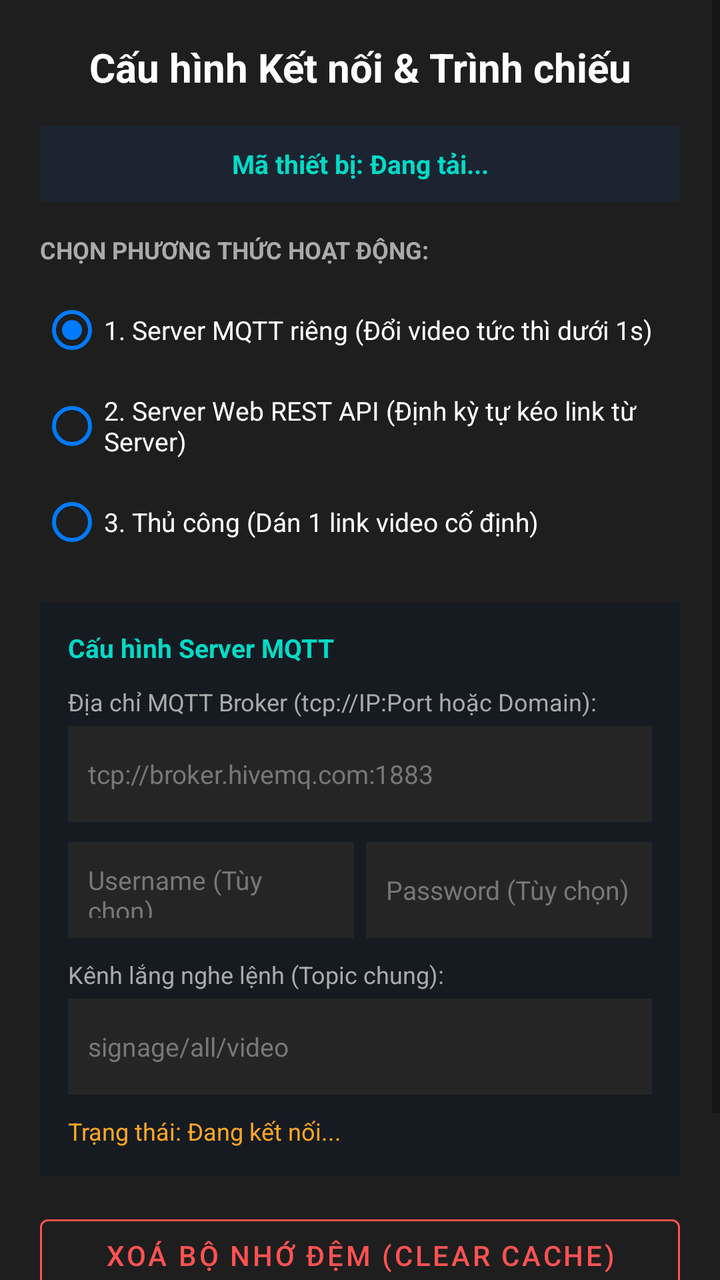
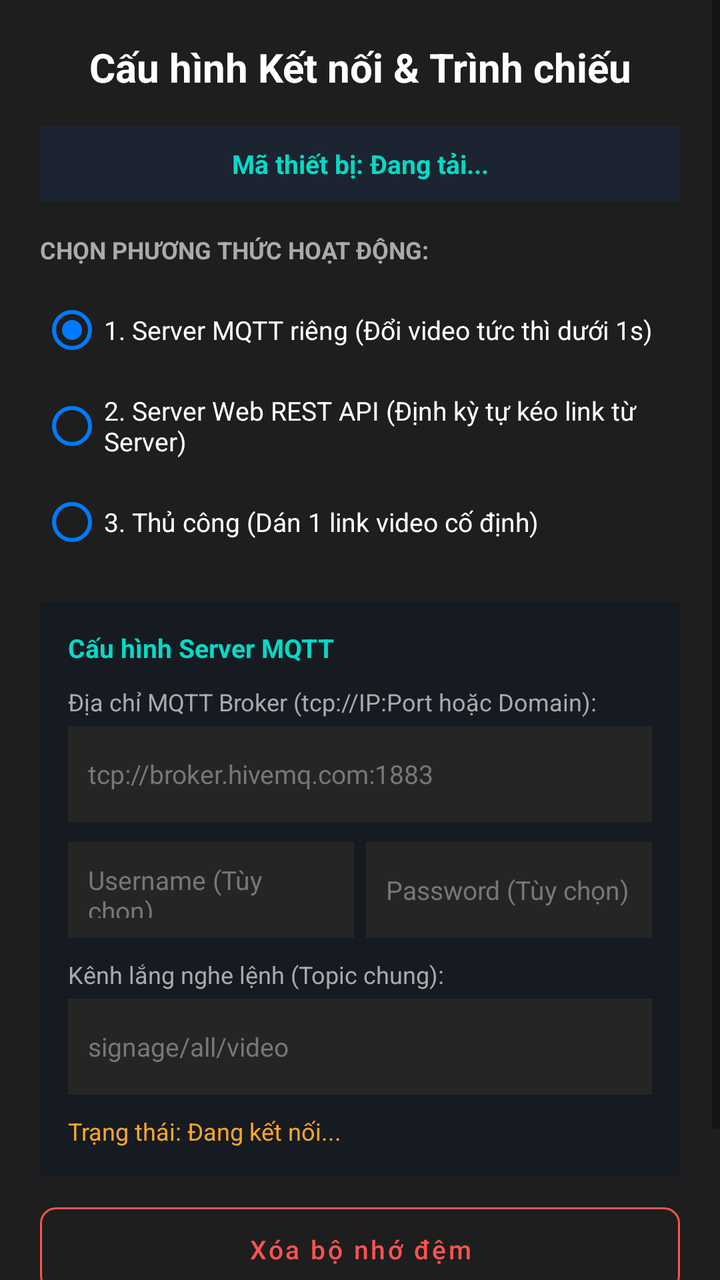

Two renders of the same Android screen: before a commit and after it. Below are the layout's source before the change and the commit's diff.
<!-- AndroidManifest.xml: application theme Theme.SmartSignagePlayer -->
<!-- res/layout/dialog_settings.xml -->
<?xml version="1.0" encoding="utf-8"?>
<ScrollView xmlns:android="http://schemas.android.com/apk/res/android"
    xmlns:app="http://schemas.android.com/apk/res-auto"
    android:layout_width="match_parent"
    android:layout_height="wrap_content"
    android:background="@color/dark_card">

    <LinearLayout
        android:layout_width="match_parent"
        android:layout_height="wrap_content"
        android:orientation="vertical"
        android:padding="20dp">

        <TextView
            android:layout_width="match_parent"
            android:layout_height="wrap_content"
            android:text="Cấu hình Kết nối &amp; Trình chiếu"
            android:textColor="@color/white"
            android:textSize="20sp"
            android:textStyle="bold"
            android:gravity="center"
            android:layout_marginBottom="16dp" />

        
        <TextView
            android:id="@+id/tvDeviceIdHeader"
            android:layout_width="match_parent"
            android:layout_height="wrap_content"
            android:background="#1B2430"
            android:padding="10dp"
            android:text="Mã thiết bị: Đang tải..."
            android:textColor="@color/accent_teal"
            android:textSize="13sp"
            android:textStyle="bold"
            android:gravity="center"
            android:layout_marginBottom="16dp" />

        
        <TextView
            android:layout_width="wrap_content"
            android:layout_height="wrap_content"
            android:text="CHỌN PHƯƠNG THỨC HOẠT ĐỘNG:"
            android:textColor="@color/text_secondary"
            android:textSize="12sp"
            android:textStyle="bold"
            android:layout_marginBottom="8dp" />

        <RadioGroup
            android:id="@+id/rgSyncMode"
            android:layout_width="match_parent"
            android:layout_height="wrap_content"
            android:layout_marginBottom="16dp">

            <RadioButton
                android:id="@+id/rbModeMqtt"
                android:layout_width="match_parent"
                android:layout_height="wrap_content"
                android:text="1. Server MQTT riêng (Đổi video tức thì dưới 1s)"
                android:textColor="@color/white"
                android:textSize="13sp"
                android:buttonTint="@color/accent_blue"
                android:checked="true" />

            <RadioButton
                android:id="@+id/rbModeHttp"
                android:layout_width="match_parent"
                android:layout_height="wrap_content"
                android:text="2. Server Web REST API (Định kỳ tự kéo link từ Server)"
                android:textColor="@color/white"
                android:textSize="13sp"
                android:buttonTint="@color/accent_blue" />

            <RadioButton
                android:id="@+id/rbModeDirect"
                android:layout_width="match_parent"
                android:layout_height="wrap_content"
                android:text="3. Thủ công (Dán 1 link video cố định)"
                android:textColor="@color/white"
                android:textSize="13sp"
                android:buttonTint="@color/accent_blue" />
        </RadioGroup>

        
        
        
        <LinearLayout
            android:id="@+id/layoutMqttConfig"
            android:layout_width="match_parent"
            android:layout_height="wrap_content"
            android:orientation="vertical"
            android:background="#161B22"
            android:padding="14dp"
            android:layout_marginBottom="16dp">

            <TextView
                android:layout_width="wrap_content"
                android:layout_height="wrap_content"
                android:text="Cấu hình Server MQTT"
                android:textColor="@color/accent_teal"
                android:textSize="13sp"
                android:textStyle="bold"
                android:layout_marginBottom="10dp" />

            <TextView
                android:layout_width="wrap_content"
                android:layout_height="wrap_content"
                android:text="Địa chỉ MQTT Broker (tcp://IP:Port hoặc Domain):"
                android:textColor="@color/text_secondary"
                android:textSize="12sp"
                android:layout_marginBottom="4dp" />

            <EditText
                android:id="@+id/etMqttBroker"
                android:layout_width="match_parent"
                android:layout_height="48dp"
                android:background="#252525"
                android:padding="10dp"
                android:hint="tcp://broker.hivemq.com:1883"
                android:textColor="@color/white"
                android:textColorHint="#777777"
                android:textSize="13sp"
                android:inputType="textUri"
                android:layout_marginBottom="10dp" />

            <LinearLayout
                android:layout_width="match_parent"
                android:layout_height="wrap_content"
                android:orientation="horizontal"
                android:layout_marginBottom="10dp">

                <EditText
                    android:id="@+id/etMqttUser"
                    android:layout_width="0dp"
                    android:layout_height="48dp"
                    android:layout_weight="1"
                    android:layout_marginEnd="6dp"
                    android:background="#252525"
                    android:padding="10dp"
                    android:hint="Username (Tùy chọn)"
                    android:textColor="@color/white"
                    android:textColorHint="#777777"
                    android:textSize="13sp" />

                <EditText
                    android:id="@+id/etMqttPass"
                    android:layout_width="0dp"
                    android:layout_height="48dp"
                    android:layout_weight="1"
                    android:background="#252525"
                    android:padding="10dp"
                    android:hint="Password (Tùy chọn)"
                    android:textColor="@color/white"
                    android:textColorHint="#777777"
                    android:textSize="13sp"
                    android:inputType="textPassword" />
            </LinearLayout>

            <TextView
                android:layout_width="wrap_content"
                android:layout_height="wrap_content"
                android:text="Kênh lắng nghe lệnh (Topic chung):"
                android:textColor="@color/text_secondary"
                android:textSize="12sp"
                android:layout_marginBottom="4dp" />

            <EditText
                android:id="@+id/etMqttTopic"
                android:layout_width="match_parent"
                android:layout_height="48dp"
                android:background="#252525"
                android:padding="10dp"
                android:hint="signage/all/video"
                android:textColor="@color/white"
                android:textColorHint="#777777"
                android:textSize="13sp"
                android:layout_marginBottom="10dp" />

            <TextView
                android:id="@+id/tvMqttStatusText"
                android:layout_width="wrap_content"
                android:layout_height="wrap_content"
                android:text="Trạng thái: Đang kết nối..."
                android:textColor="#FFA726"
                android:textSize="12sp" />
        </LinearLayout>

        
        
        
        <LinearLayout
            android:id="@+id/layoutHttpConfig"
            android:layout_width="match_parent"
            android:layout_height="wrap_content"
            android:orientation="vertical"
            android:background="#161B22"
            android:padding="14dp"
            android:visibility="gone"
            android:layout_marginBottom="16dp">

            <TextView
                android:layout_width="wrap_content"
                android:layout_height="wrap_content"
                android:text="Cấu hình Server Web REST API"
                android:textColor="@color/accent_teal"
                android:textSize="13sp"
                android:textStyle="bold"
                android:layout_marginBottom="10dp" />

            <TextView
                android:layout_width="wrap_content"
                android:layout_height="wrap_content"
                android:text="Đường dẫn API (GET):"
                android:textColor="@color/text_secondary"
                android:textSize="12sp"
                android:layout_marginBottom="4dp" />

            <EditText
                android:id="@+id/etRestApiUrl"
                android:layout_width="match_parent"
                android:layout_height="48dp"
                android:background="#252525"
                android:padding="10dp"
                android:hint="https://api.example.com/device/video"
                android:textColor="@color/white"
                android:textColorHint="#777777"
                android:textSize="13sp"
                android:inputType="textUri"
                android:layout_marginBottom="10dp" />

            <LinearLayout
                android:layout_width="match_parent"
                android:layout_height="wrap_content"
                android:orientation="horizontal"
                android:gravity="center_vertical"
                android:layout_marginBottom="10dp">

                <TextView
                    android:layout_width="0dp"
                    android:layout_height="wrap_content"
                    android:layout_weight="1"
                    android:text="Chu kỳ tự hỏi Server (Phút):"
                    android:textColor="@color/text_secondary"
                    android:textSize="12sp" />

                <EditText
                    android:id="@+id/etApiInterval"
                    android:layout_width="80dp"
                    android:layout_height="44dp"
                    android:background="#252525"
                    android:padding="8dp"
                    android:text="30"
                    android:textAlignment="center"
                    android:textColor="@color/white"
                    android:textSize="13sp"
                    android:inputType="number" />
            </LinearLayout>

            <TextView
                android:id="@+id/tvRestApiStatusText"
                android:layout_width="wrap_content"
                android:layout_height="wrap_content"
                android:text="Trạng thái: Chưa kiểm tra"
                android:textColor="#FFA726"
                android:textSize="12sp" />
        </LinearLayout>

        
        
        
        <LinearLayout
            android:id="@+id/layoutDirectConfig"
            android:layout_width="match_parent"
            android:layout_height="wrap_content"
            android:orientation="vertical"
            android:background="#161B22"
            android:padding="14dp"
            android:visibility="gone"
            android:layout_marginBottom="16dp">

            <TextView
                android:layout_width="wrap_content"
                android:layout_height="wrap_content"
                android:text="Nhập link video trực tiếp (Google Drive / MP4):"
                android:textColor="@color/white"
                android:textSize="13sp"
                android:textStyle="bold"
                android:layout_marginBottom="8dp" />

            <EditText
                android:id="@+id/etDirectVideoUrl"
                android:layout_width="match_parent"
                android:layout_height="54dp"
                android:background="#252525"
                android:padding="12dp"
                android:hint="Dán link Google Drive hoặc file MP4..."
                android:textColor="@color/white"
                android:textColorHint="#777777"
                android:textSize="13sp"
                android:inputType="textUri" />
        </LinearLayout>

        
        <Button
            android:id="@+id/btnClearCache"
            style="@style/Widget.MaterialComponents.Button.OutlinedButton"
            android:layout_width="match_parent"
            android:layout_height="wrap_content"
            android:text="@string/btn_clear_cache"
            android:textColor="#FF5252"
            app:strokeColor="#FF5252"
            android:layout_marginBottom="16dp"
            android:focusable="true" />

        
        <LinearLayout
            android:layout_width="match_parent"
            android:layout_height="wrap_content"
            android:orientation="horizontal">

            <Button
                android:id="@+id/btnCloseDialog"
                style="@style/Widget.MaterialComponents.Button.TextButton"
                android:layout_width="0dp"
                android:layout_height="48dp"
                android:layout_weight="1"
                android:text="@string/btn_close"
                android:textColor="@color/text_secondary"
                android:focusable="true" />

            <Button
                android:id="@+id/btnSaveAndPlay"
                android:layout_width="0dp"
                android:layout_height="48dp"
                android:layout_weight="2"
                android:text="Lưu &amp; Áp Dụng Cấu Hình"
                android:backgroundTint="@color/accent_blue"
                android:textColor="@color/white"
                android:textStyle="bold"
                android:focusable="true" />
        </LinearLayout>

    </LinearLayout>
</ScrollView>
<!-- resources referenced by this layout -->
<resources>
  <color name="accent_blue">#FF007AFF</color>
  <color name="accent_teal">#FF03DAC6</color>
  <color name="dark_card">#FF1E1E1E</color>
  <color name="text_secondary">#FFAAAAAA</color>
  <color name="white">#FFFFFFFF</color>
  <string name="btn_clear_cache">Xoá bộ nhớ đệm (Clear Cache)</string>
  <string name="btn_close">Đóng</string>
  <style name="Theme.SmartSignagePlayer" parent="Theme.MaterialComponents.DayNight.NoActionBar">
          
          <item name="colorPrimary">@color/accent_blue</item>
          <item name="colorPrimaryVariant">@color/accent_blue_dark</item>
          <item name="colorOnPrimary">@color/white</item>
          
          <item name="colorSecondary">@color/accent_teal</item>
          <item name="colorOnSecondary">@color/black</item>
          
          <item name="android:statusBarColor">@color/black</item>
          <item name="android:navigationBarColor">@color/black</item>
          <item name="android:windowBackground">@color/black</item>
      </style>
  <color name="accent_blue_dark">#FF0056B3</color>
  <color name="black">#FF000000</color>
</resources>

<!-- the commit's change to res/layout/dialog_settings.xml (unified diff, before → after) -->
@@ -305,9 +305,15 @@
             style="@style/Widget.MaterialComponents.Button.OutlinedButton"
             android:layout_width="match_parent"
             android:layout_height="wrap_content"
-            android:text="@string/btn_clear_cache"
+            android:minHeight="42dp"
+            android:text="Xóa bộ nhớ đệm"
+            android:textSize="13sp"
             android:textColor="#FF5252"
             app:strokeColor="#FF5252"
+            android:insetTop="0dp"
+            android:insetBottom="0dp"
+            app:cornerRadius="8dp"
+            app:textAllCaps="false"
             android:layout_marginBottom="16dp"
             android:focusable="true" />
 
@@ -321,21 +327,37 @@
                 android:id="@+id/btnCloseDialog"
                 style="@style/Widget.MaterialComponents.Button.TextButton"
                 android:layout_width="0dp"
-                android:layout_height="48dp"
+                android:layout_height="wrap_content"
+                android:minHeight="44dp"
                 android:layout_weight="1"
+                android:layout_marginEnd="8dp"
                 android:text="@string/btn_close"
                 android:textColor="@color/text_secondary"
+                android:textSize="13sp"
+                android:insetTop="0dp"
+                android:insetBottom="0dp"
+                app:cornerRadius="8dp"
+                app:textAllCaps="false"
                 android:focusable="true" />
 
             <Button
                 android:id="@+id/btnSaveAndPlay"
+                style="@style/Widget.MaterialComponents.Button.UnelevatedButton"
                 android:layout_width="0dp"
-                android:layout_height="48dp"
-                android:layout_weight="2"
-                android:text="Lưu &amp; Áp Dụng Cấu Hình"
+                android:layout_height="wrap_content"
+                android:minHeight="44dp"
+                android:layout_weight="1.6"
+                android:text="Lưu &amp; Áp Dụng"
                 android:backgroundTint="@color/accent_blue"
                 android:textColor="@color/white"
                 android:textStyle="bold"
+                android:textSize="13sp"
+                android:paddingStart="8dp"
+                android:paddingEnd="8dp"
+                android:insetTop="0dp"
+                android:insetBottom="0dp"
+                app:cornerRadius="8dp"
+                app:textAllCaps="false"
                 android:focusable="true" />
         </LinearLayout>
 
<!-- resource entries referenced after the edit -->
@@ -5,7 +5,6 @@
   <color name="dark_card">#FF1E1E1E</color>
   <color name="text_secondary">#FFAAAAAA</color>
   <color name="white">#FFFFFFFF</color>
-  <string name="btn_clear_cache">Xoá bộ nhớ đệm (Clear Cache)</string>
   <string name="btn_close">Đóng</string>
   <style name="Theme.SmartSignagePlayer" parent="Theme.MaterialComponents.DayNight.NoActionBar">
           
